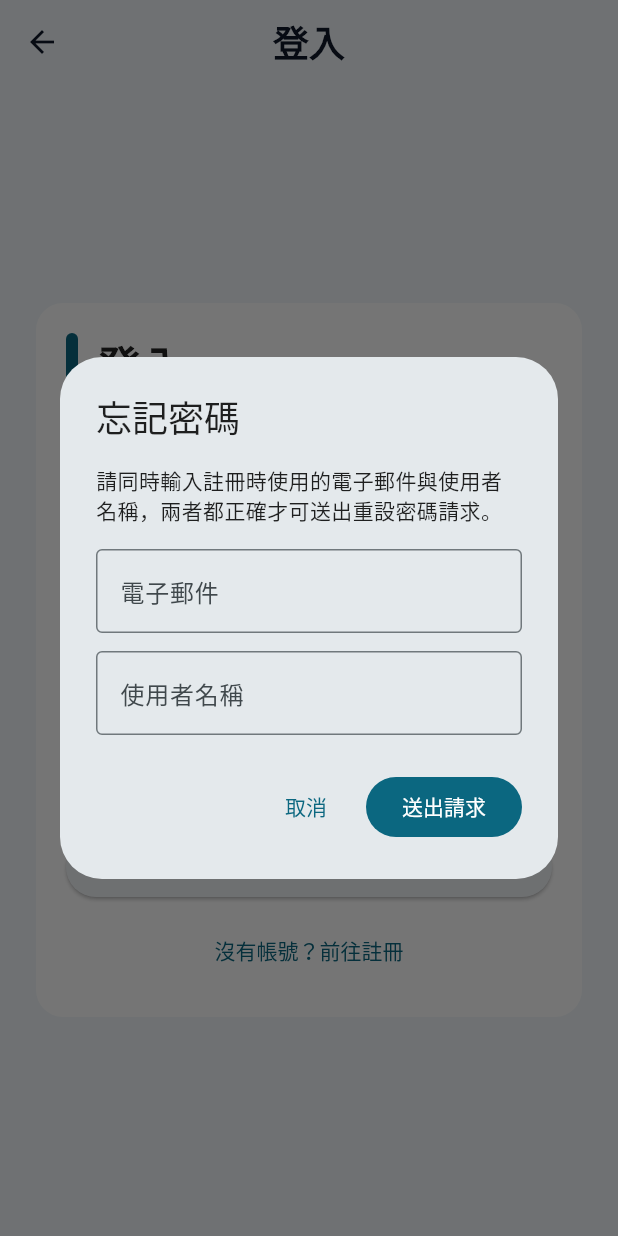
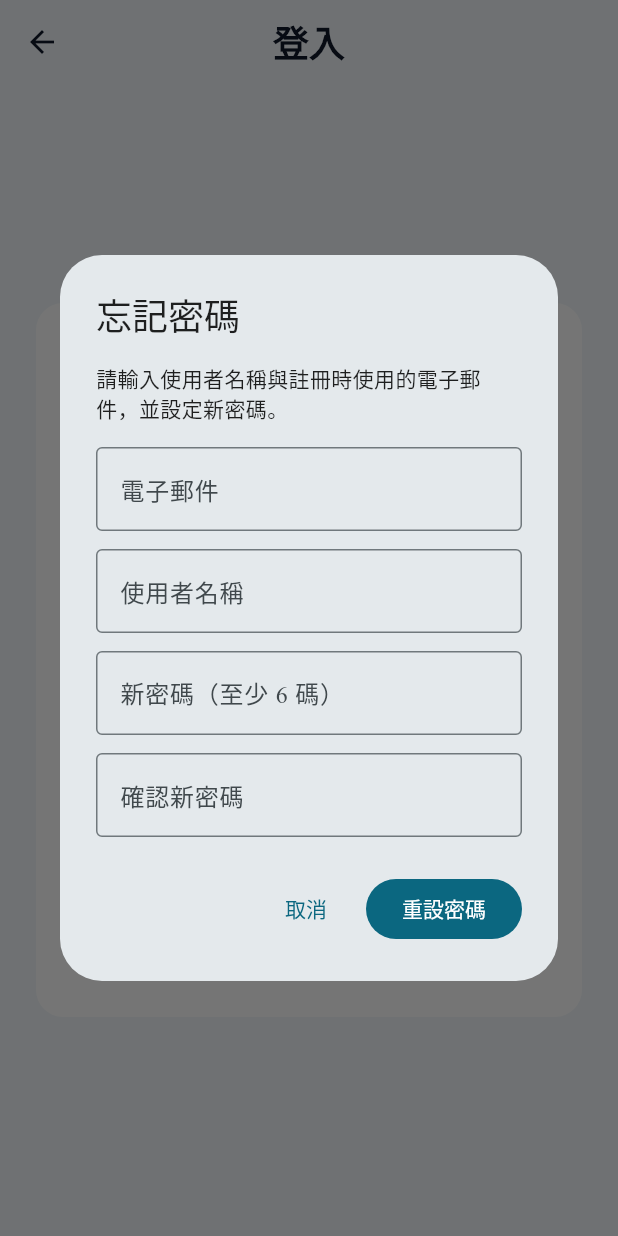
Before and after one commit to Hsin104/smartchair, a Flutter app: the AuthPage screen opened directly with empty values, after a tap on "忘記密碼？", on a phone screen of 412 x 824 dp. Run offline on Flutter 3.47's test engine with Material 3 defaults, Android fonts, the phone set to English and light mode, and no system bars; our stand-ins replace fl_chart, shared_preferences; missing offline and left inert: screen_retriever, system_tray, window_manager; accounts and stored records are empty.

Commit message:
fix: 忘記密碼流程補上新密碼欄位，符合後端 schema
後端 /api/auth/forgot-password 要求 username + email + new_password
三者皆為必填（additionalProperties: False），先前的表單只收使用者名稱
與 email，送出必定被後端拒絕（400）。這次在對話框補上新密碼／確認新密碼
欄位，payload 一併帶上 new_password，並更新對應的單元測試。

Co-Authored-By: Claude Sonnet 5 <noreply@anthropic.com>

```diff
--- a/lib/screens/auth_page.dart
+++ b/lib/screens/auth_page.dart
@@ -30,6 +30,8 @@ class _AuthPageState extends State<AuthPage> {
   final _emailController = TextEditingController();
   final _forgotPasswordEmailController = TextEditingController();
   final _forgotPasswordUsernameController = TextEditingController();
+  final _forgotPasswordNewPasswordController = TextEditingController();
+  final _forgotPasswordConfirmPasswordController = TextEditingController();
   final _passwordController = TextEditingController();
   final _confirmPasswordController = TextEditingController();
 
@@ -52,6 +54,8 @@ class _AuthPageState extends State<AuthPage> {
     _emailController.dispose();
     _forgotPasswordEmailController.dispose();
     _forgotPasswordUsernameController.dispose();
+    _forgotPasswordNewPasswordController.dispose();
+    _forgotPasswordConfirmPasswordController.dispose();
     _passwordController.dispose();
     _confirmPasswordController.dispose();
     super.dispose();
@@ -149,17 +153,20 @@ class _AuthPageState extends State<AuthPage> {
   Future<void> _showForgotPasswordDialog() async {
     _forgotPasswordEmailController.text = _emailController.text.trim();
     _forgotPasswordUsernameController.text = _usernameController.text.trim();
+    _forgotPasswordNewPasswordController.clear();
+    _forgotPasswordConfirmPasswordController.clear();
 
     final submitted = await showDialog<bool>(
       context: context,
       builder: (dialogContext) {
         return AlertDialog(
           title: const Text('忘記密碼'),
-          content: Column(
+          content: SingleChildScrollView(
+            child: Column(
               mainAxisSize: MainAxisSize.min,
               crossAxisAlignment: CrossAxisAlignment.start,
               children: [
-              const Text('請同時輸入註冊時使用的電子郵件與使用者名稱，兩者都正確才可送出重設密碼請求。'),
+                const Text('請輸入使用者名稱與註冊時使用的電子郵件，並設定新密碼。'),
                 const SizedBox(height: 16),
                 TextField(
                   controller: _forgotPasswordEmailController,
@@ -177,7 +184,26 @@ class _AuthPageState extends State<AuthPage> {
                     border: OutlineInputBorder(),
                   ),
                 ),
+                const SizedBox(height: 12),
+                TextField(
+                  controller: _forgotPasswordNewPasswordController,
+                  obscureText: true,
+                  decoration: const InputDecoration(
+                    labelText: '新密碼（至少 6 碼）',
+                    border: OutlineInputBorder(),
+                  ),
+                ),
+                const SizedBox(height: 12),
+                TextField(
+                  controller: _forgotPasswordConfirmPasswordController,
+                  obscureText: true,
+                  decoration: const InputDecoration(
+                    labelText: '確認新密碼',
+                    border: OutlineInputBorder(),
+                  ),
+                ),
               ],
+            ),
           ),
           actions: [
             TextButton(
@@ -186,7 +212,7 @@ class _AuthPageState extends State<AuthPage> {
             ),
             FilledButton(
               onPressed: () => Navigator.of(dialogContext).pop(true),
-              child: const Text('送出請求'),
+              child: const Text('重設密碼'),
             ),
           ],
         );
@@ -197,9 +223,18 @@ class _AuthPageState extends State<AuthPage> {
       return;
     }
 
+    if (_forgotPasswordNewPasswordController.text !=
+        _forgotPasswordConfirmPasswordController.text) {
+      ScaffoldMessenger.of(
+        context,
+      ).showSnackBar(const SnackBar(content: Text('兩次輸入的新密碼不相符')));
+      return;
+    }
+
     final result = await ApiService.requestPasswordReset(
       _forgotPasswordUsernameController.text,
       _forgotPasswordEmailController.text,
+      _forgotPasswordNewPasswordController.text,
     );
 
     if (!mounted) return;
--- a/lib/services/api_service.dart
+++ b/lib/services/api_service.dart
@@ -589,31 +589,46 @@ class ApiService {
   static Map<String, String> forgotPasswordPayload({
     required String username,
     required String email,
+    required String newPassword,
   }) {
     final safeUsername = username.trim();
     final safeEmail = email.trim();
+    final safeNewPassword = newPassword.trim();
 
     if (safeUsername.isEmpty || safeEmail.isEmpty) {
       throw StateError('請同時填寫電子郵件與使用者名稱');
     }
+    if (safeNewPassword.length < 6) {
+      throw StateError('新密碼至少需要 6 碼');
+    }
 
-    return {'email': safeEmail, 'username': safeUsername};
+    return {
+      'email': safeEmail,
+      'username': safeUsername,
+      'new_password': safeNewPassword,
+    };
   }
 
   static Future<({bool success, String message})> requestPasswordReset(
     String username,
     String email,
+    String newPassword,
   ) async {
     final safeUsername = username.trim();
     final safeEmail = email.trim();
+    final safeNewPassword = newPassword.trim();
 
     if (safeUsername.isEmpty || safeEmail.isEmpty) {
       return (success: false, message: '請同時填寫電子郵件與使用者名稱');
+    }
+    if (safeNewPassword.length < 6) {
+      return (success: false, message: '新密碼至少需要 6 碼');
     }
 
     final payload = forgotPasswordPayload(
       username: safeUsername,
       email: safeEmail,
+      newPassword: safeNewPassword,
     );
 
     try {
@@ -629,7 +644,7 @@ class ApiService {
           res.statusCode == 201 ||
           res.statusCode == 202 ||
           res.statusCode == 204) {
-        return (success: true, message: '重設密碼請求已送出，請檢查信箱');
+        return (success: true, message: '密碼已重設，請用新密碼登入');
       }
 
       final data = _decodeJsonMap(res.body);
```
Also changed, not shown: 1 other file. Lines whose indentation alone changed are shown as unchanged.
